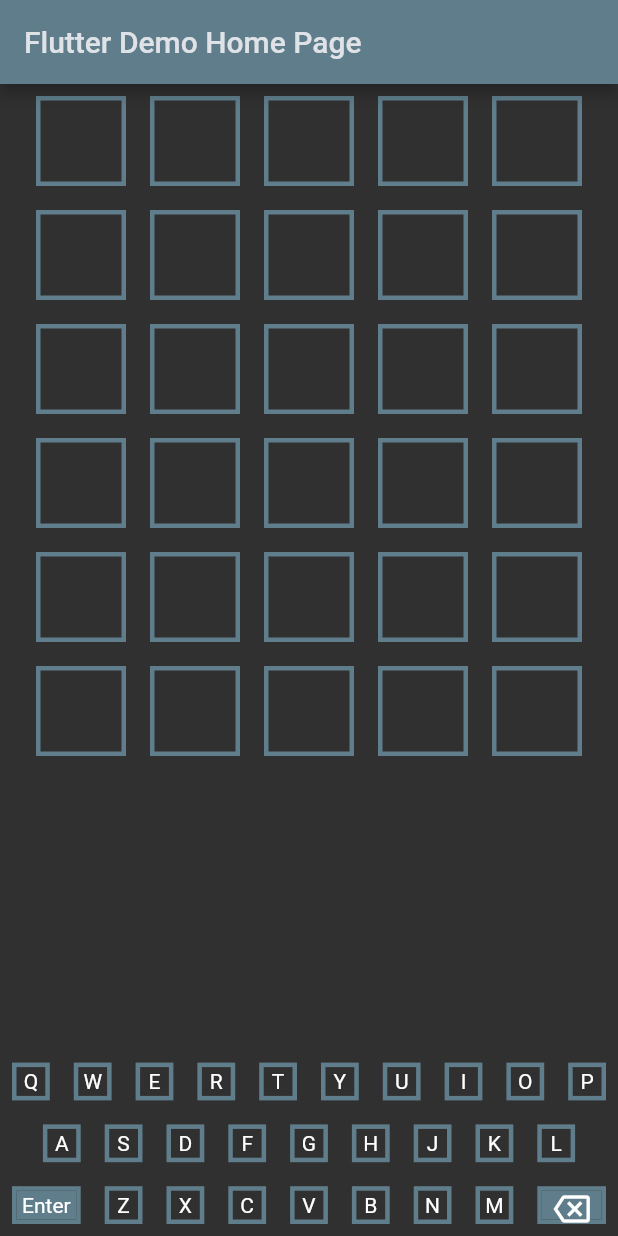
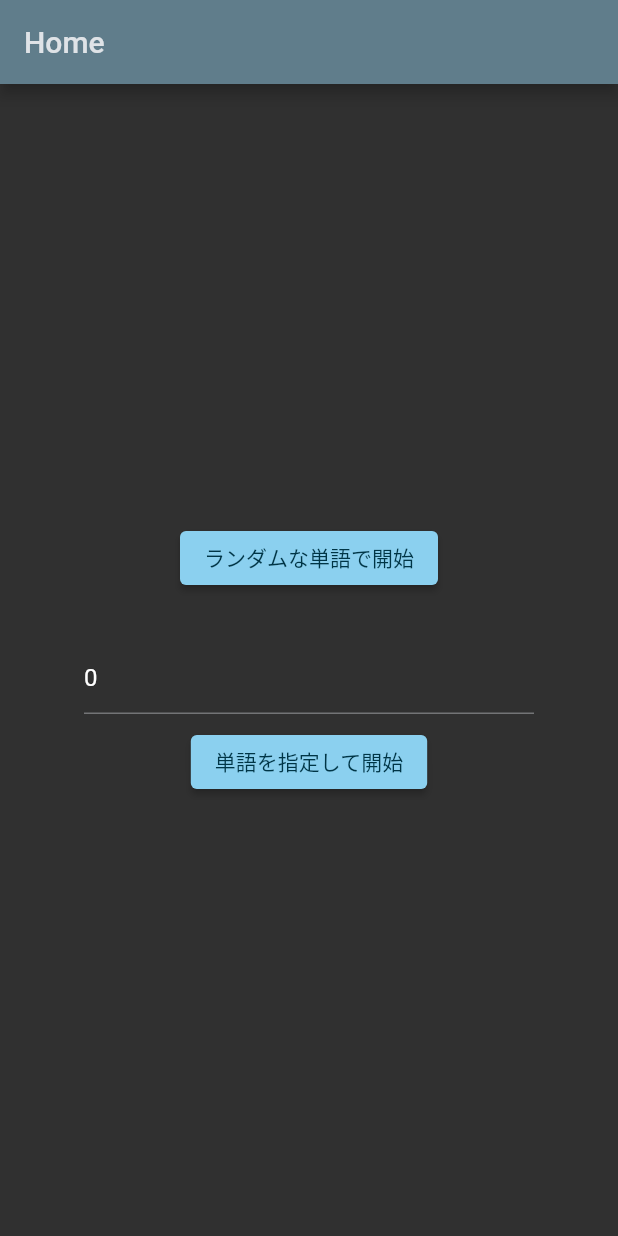
Before and after one commit to Juris710/wordle_clone, a Flutter app: the screen it shows after launch, on a phone screen of 412 x 824 dp. Run offline on Flutter 3.47's test engine with Material 2 defaults, Android fonts, the phone set to English and light mode, and no system bars; our stand-ins replace flutter_hooks, hooks_riverpod.

Commit message:
ページ簡易実装

```diff
--- a/lib/main.dart
+++ b/lib/main.dart
@@ -2,6 +2,7 @@ import 'dart:math';
 
 import 'package:flutter/material.dart';
 import 'package:hooks_riverpod/hooks_riverpod.dart';
+import 'package:wordle_test/pages/home.dart';
 import 'package:wordle_test/riverpod/misc.dart';
 import 'package:wordle_test/ui/guess.dart';
 import 'package:wordle_test/ui/keyboard.dart';
@@ -26,7 +27,7 @@ class MyApp extends StatelessWidget {
                 seedColor: Colors.blueGrey,
                 brightness: Brightness.dark,
                 surface: Colors.blueGrey)),
-        home: const MyHomePage(title: 'Flutter Demo Home Page'),
+        home: const HomePage(),
       ),
     );
   }
--- /dev/null
+++ b/lib/pages/home.dart
@@ -0,0 +1,72 @@
+import 'package:flutter/material.dart';
+import 'package:flutter/services.dart';
+import 'package:flutter_hooks/flutter_hooks.dart';
+import 'package:hooks_riverpod/hooks_riverpod.dart';
+import 'package:wordle_test/pages/game.dart';
+import 'package:wordle_test/riverpod/misc.dart';
+import 'package:wordle_test/words.dart';
+
+class HomePage extends HookConsumerWidget {
+  const HomePage({Key? key}) : super(key: key);
+
+  @override
+  Widget build(BuildContext context, WidgetRef ref) {
+    final controller = useTextEditingController(text: "0");
+    return Scaffold(
+      appBar: AppBar(
+        title: const Text("Home"),
+      ),
+      body: Center(
+        child: SizedBox(
+          width: 300,
+          child: Column(
+            crossAxisAlignment: CrossAxisAlignment.center,
+            mainAxisAlignment: MainAxisAlignment.center,
+            children: [
+              ElevatedButton(
+                onPressed: () {
+                  ref.read(answerProvider.notifier).state = generateAnswer();
+                  Navigator.of(context).push(
+                    MaterialPageRoute(
+                      builder: (context) => const GamePage(),
+                    ),
+                  );
+                },
+                child: const Text("ランダムな単語で開始"),
+              ),
+              const SizedBox(
+                height: 32,
+              ),
+              TextField(
+                controller: controller,
+                keyboardType: TextInputType.number,
+                inputFormatters: [FilteringTextInputFormatter.digitsOnly],
+              ),
+              const SizedBox(
+                height: 8,
+              ),
+              ElevatedButton(
+                onPressed: () {
+                  final id = int.parse(controller.text);
+                  if (0 <= id && id < words.length) {
+                    final answer = words[id];
+                    ref.read(answerProvider.notifier).state = answer;
+                    Navigator.of(context).push(MaterialPageRoute(
+                        builder: (context) => const GamePage()));
+                  } else {
+                    ScaffoldMessenger.of(context).showSnackBar(
+                      const SnackBar(
+                        content: Text("単語が存在しません。"),
+                      ),
+                    );
+                  }
+                },
+                child: const Text("単語を指定して開始"),
+              )
+            ],
+          ),
+        ),
+      ),
+    );
+  }
+}
```
Also changed, not shown: lib/pages/game.dart (added, +29 -0 lines), lib/words.dart (+10 -0 lines).
